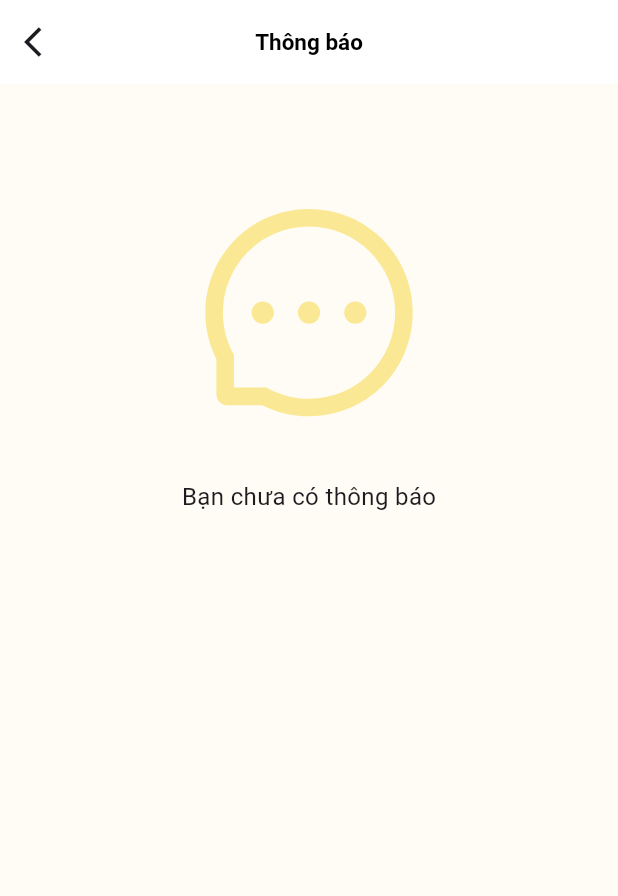
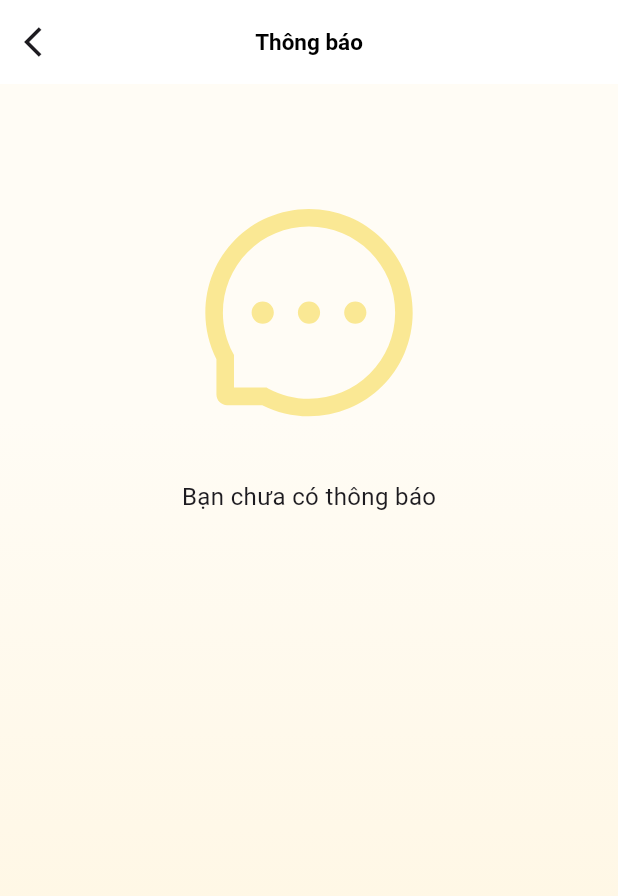
Before and after one commit to mobilenabit/driver_app, a Flutter app: the PromotionScreen screen opened directly, on a phone screen of 412 x 824 dp. Shown: the top 896 px of the screen. Run offline on Flutter 3.47's test engine with Material 3 defaults, Android fonts, the phone set to English and light mode, and no system bars; our stand-ins replace calendar_date_picker2, dio, fl_chart, flutter_otp_text_field, flutter_secure_storage, flutter_svg and 3 more; missing offline and left inert: conditional_wrap, crclib, mobile_scanner, qr_scanner_overlay; accounts and stored records are empty; network calls fail.

```diff
--- a/lib/main.dart
+++ b/lib/main.dart
@@ -1,6 +1,6 @@
 import 'package:driver_app/screens/history.dart';
 import 'package:driver_app/screens/login.dart';
-
+import 'package:driver_app/screens/qr_result.dart';
 
 import 'package:flutter/material.dart';
 import 'package:flutter_localizations/flutter_localizations.dart';
@@ -15,6 +15,7 @@ class MyApp extends StatelessWidget {
   @override
   Widget build(BuildContext context) {
     return const MaterialApp(
+      debugShowCheckedModeBanner: false,
       localizationsDelegates: [
         GlobalMaterialLocalizations.delegate,
         GlobalWidgetsLocalizations.delegate,
@@ -25,7 +26,7 @@ class MyApp extends StatelessWidget {
         Locale('en', ''), // English
       ],
       locale: Locale('vi', ''),
-      home: LoginScreen(),
+      home:  LoginScreen(),
     );
   }
 }
--- a/lib/screens/promotion.dart
+++ b/lib/screens/promotion.dart
@@ -7,7 +7,7 @@ class PromotionScreen extends StatelessWidget {
   @override
   Widget build(BuildContext context) {
     return Scaffold(
-      backgroundColor: const Color.fromRGBO(255, 252, 245, 1),
+      //backgroundColor: const Color.fromRGBO(255, 252, 245, 1),
       appBar: AppBar(
         backgroundColor: Colors.white,
         leading: IconButton(
@@ -23,7 +23,19 @@ class PromotionScreen extends StatelessWidget {
         ),
         centerTitle: true,
       ),
-      body: Center(
+      body: Container(
+        decoration: BoxDecoration(
+          gradient: LinearGradient(
+            begin: Alignment.topCenter,
+            end: Alignment.bottomCenter,
+            colors: [
+              Color.fromRGBO(255, 252, 245, 1),
+              Color.fromRGBO(255, 244, 219, 1),
+            ],
+            stops: [29 / 100, 100 / 100],
+          ),
+        ),
+        child: Center(
           child: Column(
             children: [
               SizedBox(
@@ -40,6 +52,7 @@ class PromotionScreen extends StatelessWidget {
             ],
           ),
         ),
+      ),
     );
   }
 }
--- a/lib/screens/scan_qr.dart
+++ b/lib/screens/scan_qr.dart
@@ -42,8 +42,8 @@ class _ScanQrScreenState extends State<ScanQrScreen> {
       },
     );
 
-    // Automatically dismiss the alert after 2-3 seconds
-    Future.delayed(const Duration(seconds: 2), () {
+    // Automatically dismiss the alert after 1 seconds
+    Future.delayed(const Duration(seconds: 1), () {
       if (mounted) {
         Navigator.of(context).pop();
         setState(() {
@@ -223,7 +223,7 @@ class CustomAlertDialog extends StatelessWidget {
           color: Colors.transparent,
           child: Container(
             width: size.width * 0.9,
-            height: size.height * 0.12,
+            height: size.height * 0.14,
             padding: const EdgeInsets.all(16.0),
             decoration: BoxDecoration(
               color: Colors.white,
```
Also changed, not shown: lib/screens/license_plate.dart (+17 -22 lines), lib/screens/qr_result.dart (+17 -5 lines), lib/screens/statistics.dart (+9 -4 lines). Lines whose indentation alone changed are shown as unchanged.
